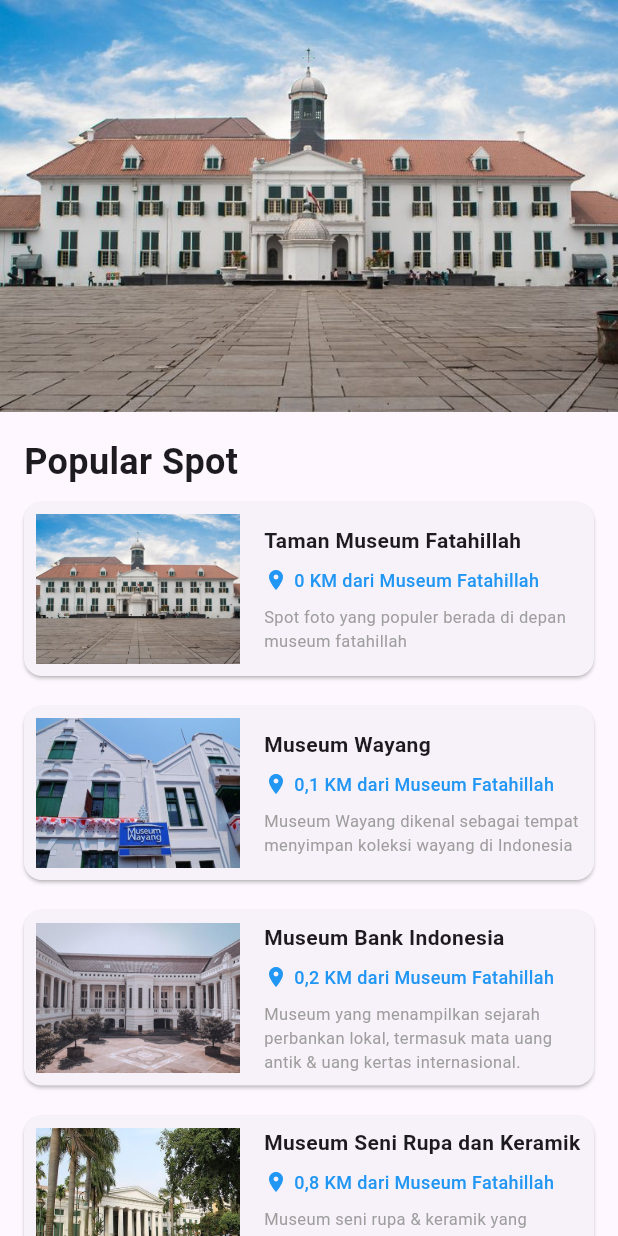
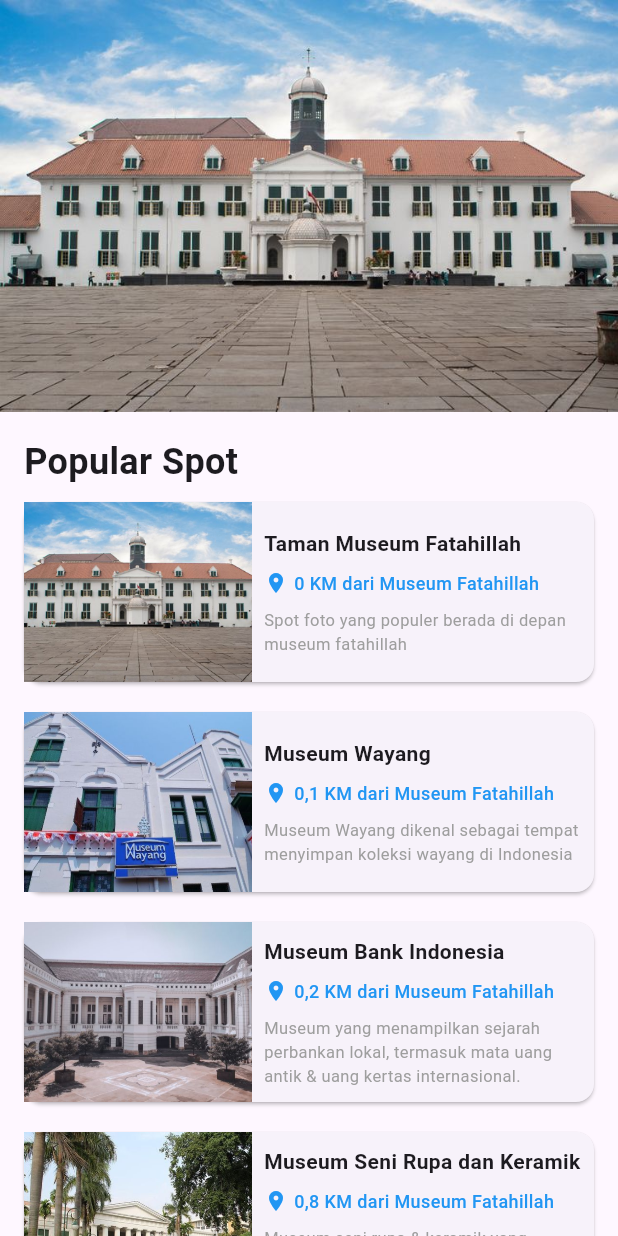
Before and after one commit to NVG-064/project_pemmob, a Flutter app: the Home screen opened directly, on a phone screen of 412 x 824 dp. Run offline on Flutter 3.47's test engine with Material 3 defaults, Android fonts, the phone set to English and light mode, and no system bars; our stand-ins replace firebase_auth, firebase_core, google_sign_in, table_calendar, webview_flutter; accounts and stored records are empty.

```diff
--- a/lib/pages/home.dart
+++ b/lib/pages/home.dart
@@ -140,10 +140,10 @@
             Expanded(
               flex: 2,
               child: Padding(
-                padding: const EdgeInsets.all(8.0),
+                padding: const EdgeInsets.all(0),
                 child: Image.asset(
                   image,
-                  height: 100,
+                  height: 120,
                   fit: BoxFit.cover,
                 ),
               ),
```
